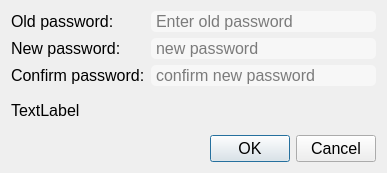
Old version of the form UI/passwordchange.ui in the repository thaikum/Library-management.
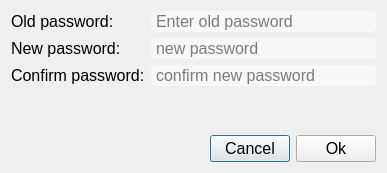
New version of the form.

```diff
--- a/UI/passwordchange.ui
+++ b/UI/passwordchange.ui
@@ -84,19 +84,40 @@
    <item>
     <widget class="QLabel" name="label_3">
      <property name="text">
-      <string>TextLabel</string>
+      <string/>
      </property>
     </widget>
    </item>
    <item>
-    <widget class="QDialogButtonBox" name="buttonBox">
-     <property name="orientation">
-      <enum>Qt::Horizontal</enum>
-     </property>
-     <property name="standardButtons">
-      <set>QDialogButtonBox::Cancel|QDialogButtonBox::Ok</set>
-     </property>
-    </widget>
+    <layout class="QHBoxLayout" name="horizontalLayout">
+     <item>
+      <spacer name="horizontalSpacer">
+       <property name="orientation">
+        <enum>Qt::Horizontal</enum>
+       </property>
+       <property name="sizeHint" stdset="0">
+        <size>
+         <width>40</width>
+         <height>20</height>
+        </size>
+       </property>
+      </spacer>
+     </item>
+     <item>
+      <widget class="QPushButton" name="pushButton_2">
+       <property name="text">
+        <string>Cancel</string>
+       </property>
+      </widget>
+     </item>
+     <item>
+      <widget class="QPushButton" name="btnChangePassword">
+       <property name="text">
+        <string>Ok</string>
+       </property>
+      </widget>
+     </item>
+    </layout>
    </item>
   </layout>
  </widget>
```
Left out of the diff: 49 changed lines with no effect on the pictures.
